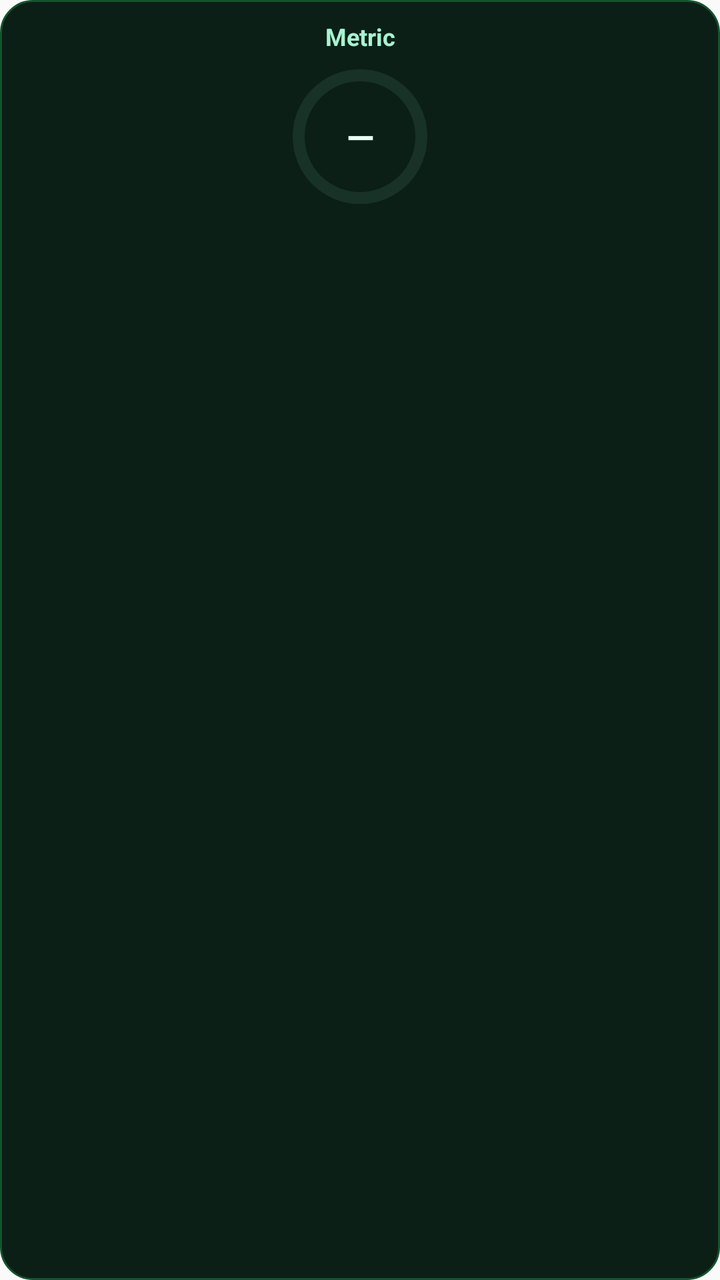
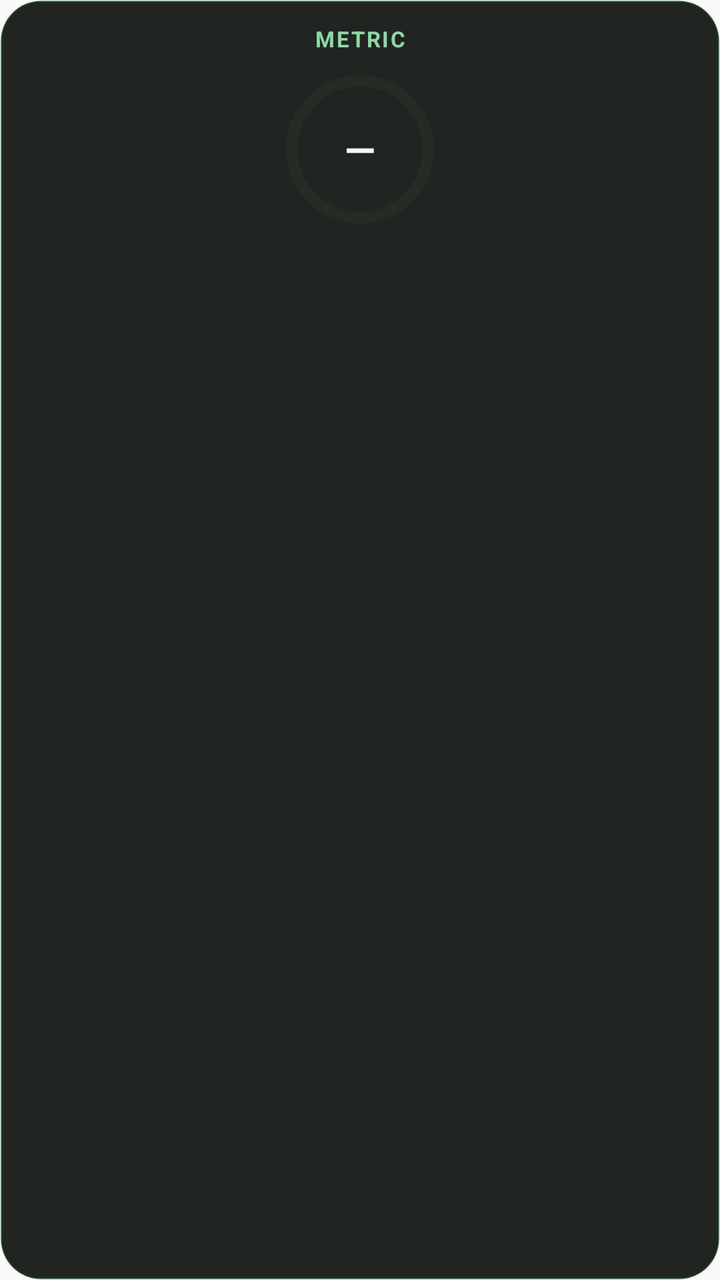

Compare the two renders of this Android layout. The source of the first and the diff that turns it into the second are given below.
<!-- AndroidManifest.xml: application theme Theme.Fern -->
<!-- res/layout/widget_metric.xml -->
<?xml version="1.0" encoding="utf-8"?>
<LinearLayout xmlns:android="http://schemas.android.com/apk/res/android"
    android:id="@+id/widget_root"
    android:layout_width="match_parent"
    android:layout_height="match_parent"
    android:orientation="vertical"
    android:gravity="center_horizontal"
    android:padding="10dp"
    android:background="@drawable/widget_bg">

    <TextView
        android:id="@+id/widget_title"
        android:layout_width="match_parent"
        android:layout_height="wrap_content"
        android:gravity="center"
        android:textColor="#A7F3D0"
        android:textSize="12sp"
        android:textStyle="bold"
        android:text="Metric" />

    <FrameLayout
        android:layout_width="72dp"
        android:layout_height="72dp"
        android:layout_marginTop="6dp"
        android:layout_marginBottom="4dp">

        <ProgressBar
            android:id="@+id/widget_progress"
            style="?android:attr/progressBarStyleHorizontal"
            android:layout_width="match_parent"
            android:layout_height="match_parent"
            android:indeterminate="false"
            android:max="100"
            android:progress="0"
            android:progressDrawable="@drawable/widget_circular_progress"
            android:background="@android:color/transparent" />

        <TextView
            android:id="@+id/widget_value"
            android:layout_width="match_parent"
            android:layout_height="match_parent"
            android:gravity="center"
            android:textColor="#ECFDF5"
            android:textSize="18sp"
            android:textStyle="bold"
            android:text="—" />
    </FrameLayout>

    <TextView
        android:id="@+id/widget_subtitle"
        android:layout_width="match_parent"
        android:layout_height="wrap_content"
        android:gravity="center"
        android:textColor="#6EE7B7"
        android:textSize="11sp"
        android:text="" />
</LinearLayout>
<!-- resources referenced by this layout -->
<resources>
  <!-- drawable widget_bg (drawable) -->
  <?xml version="1.0" encoding="utf-8"?>
  <shape xmlns:android="http://schemas.android.com/apk/res/android"
      android:shape="rectangle">
      <solid android:color="#0B1F17" />
      <corners android:radius="16dp" />
      <stroke android:width="1dp" android:color="#14532D" />
  </shape>
  <!-- drawable widget_circular_progress (drawable) -->
  <?xml version="1.0" encoding="utf-8"?>
  <layer-list xmlns:android="http://schemas.android.com/apk/res/android">
      <item android:id="@android:id/background"
          android:drawable="@drawable/widget_ring_track" />
      <item android:id="@android:id/progress">
          <rotate
              android:fromDegrees="-90"
              android:toDegrees="-90"
              android:pivotX="50%"
              android:pivotY="50%">
              <shape
                  android:shape="ring"
                  android:innerRadiusRatio="2.6"
                  android:thicknessRatio="12"
                  android:useLevel="true">
                  <solid android:color="#51DB7B" />
              </shape>
          </rotate>
      </item>
  </layer-list>
  <style name="Theme.Fern" parent="android:Theme.Material.Light.NoActionBar" />
  <!-- drawable widget_ring_track (drawable) -->
  <?xml version="1.0" encoding="utf-8"?>
  <shape xmlns:android="http://schemas.android.com/apk/res/android"
      android:shape="ring"
      android:innerRadiusRatio="2.6"
      android:thicknessRatio="12"
      android:useLevel="false">
      <solid android:color="#334D7C6A" />
  </shape>
</resources>

<!-- the commit's change to res/layout/widget_metric.xml (unified diff, before → after) -->
@@ -5,7 +5,7 @@
     android:layout_height="match_parent"
     android:orientation="vertical"
     android:gravity="center_horizontal"
-    android:padding="10dp"
+    android:padding="12dp"
     android:background="@drawable/widget_bg">
 
     <TextView
@@ -13,16 +13,18 @@
         android:layout_width="match_parent"
         android:layout_height="wrap_content"
         android:gravity="center"
-        android:textColor="#A7F3D0"
-        android:textSize="12sp"
+        android:letterSpacing="0.08"
+        android:textAllCaps="true"
+        android:textColor="#8DD9A5"
+        android:textSize="11sp"
         android:textStyle="bold"
         android:text="Metric" />
 
     <FrameLayout
-        android:layout_width="72dp"
-        android:layout_height="72dp"
-        android:layout_marginTop="6dp"
-        android:layout_marginBottom="4dp">
+        android:layout_width="80dp"
+        android:layout_height="80dp"
+        android:layout_marginTop="8dp"
+        android:layout_marginBottom="6dp">
 
         <ProgressBar
             android:id="@+id/widget_progress"
@@ -40,8 +42,8 @@
             android:layout_width="match_parent"
             android:layout_height="match_parent"
             android:gravity="center"
-            android:textColor="#ECFDF5"
-            android:textSize="18sp"
+            android:textColor="#F0FDF4"
+            android:textSize="20sp"
             android:textStyle="bold"
             android:text="—" />
     </FrameLayout>
@@ -51,7 +53,9 @@
         android:layout_width="match_parent"
         android:layout_height="wrap_content"
         android:gravity="center"
-        android:textColor="#6EE7B7"
+        android:textColor="#A7F3D0"
         android:textSize="11sp"
+        android:maxLines="1"
+        android:ellipsize="end"
         android:text="" />
 </LinearLayout>
<!-- resource entries referenced after the edit -->
@@ -4,9 +4,11 @@
   <?xml version="1.0" encoding="utf-8"?>
   <shape xmlns:android="http://schemas.android.com/apk/res/android"
       android:shape="rectangle">
-      <solid android:color="#0B1F17" />
-      <corners android:radius="16dp" />
-      <stroke android:width="1dp" android:color="#14532D" />
+      
+      <solid android:color="#E60B0F0C" />
+      <corners android:radius="20dp" />
+      <stroke android:width="1dp" android:color="#3351DB7B" />
+      <padding android:left="2dp" android:top="2dp" android:right="2dp" android:bottom="2dp" />
   </shape>
   <!-- drawable widget_circular_progress (drawable) -->
   <?xml version="1.0" encoding="utf-8"?>
@@ -21,10 +23,10 @@
               android:pivotY="50%">
               <shape
                   android:shape="ring"
-                  android:innerRadiusRatio="2.6"
-                  android:thicknessRatio="12"
+                  android:innerRadiusRatio="2.55"
+                  android:thicknessRatio="14"
                   android:useLevel="true">
-                  <solid android:color="#51DB7B" />
+                  <solid android:color="#8DD9A5" />
               </shape>
           </rotate>
       </item>
@@ -34,10 +36,10 @@
   <?xml version="1.0" encoding="utf-8"?>
   <shape xmlns:android="http://schemas.android.com/apk/res/android"
       android:shape="ring"
-      android:innerRadiusRatio="2.6"
-      android:thicknessRatio="12"
+      android:innerRadiusRatio="2.55"
+      android:thicknessRatio="14"
       android:useLevel="false">
-      <solid android:color="#334D7C6A" />
+      <solid android:color="#2A3E4A40" />
   </shape>
 </resources>
 
